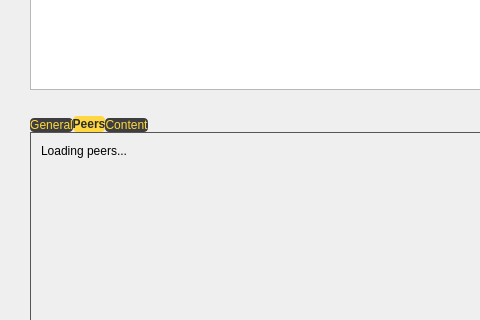
First picture: the form in client/main.ui, repository alph853/torrent-like-application, before the edit; both pictures show x 0 to 480 and y 198 to 518 of the 1207 by 841 pixel window.
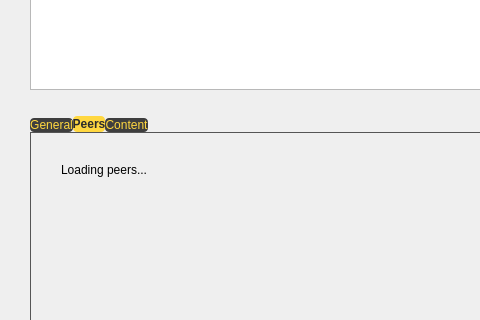
Second picture: the form after the edit. The open tabs and pages were chosen to show the change.

The edit to the form file:
```diff
--- a/client/main.ui
+++ b/client/main.ui
@@ -179,15 +179,18 @@
        <widget class="QLabel" name="label_peers">
         <property name="geometry">
          <rect>
-          <x>0</x>
-          <y>0</y>
-          <width>98</width>
-          <height>15</height>
+          <x>20</x>
+          <y>20</y>
+          <width>611</width>
+          <height>321</height>
          </rect>
         </property>
         <property name="text">
          <string>Loading peers...</string>
         </property>
+        <property name="alignment">
+         <set>Qt::AlignLeading|Qt::AlignLeft|Qt::AlignTop</set>
+        </property>
        </widget>
       </widget>
       <widget class="QWidget" name="tab_7">
```
Left out of the diff: 2 changed lines with no effect on the pictures.
